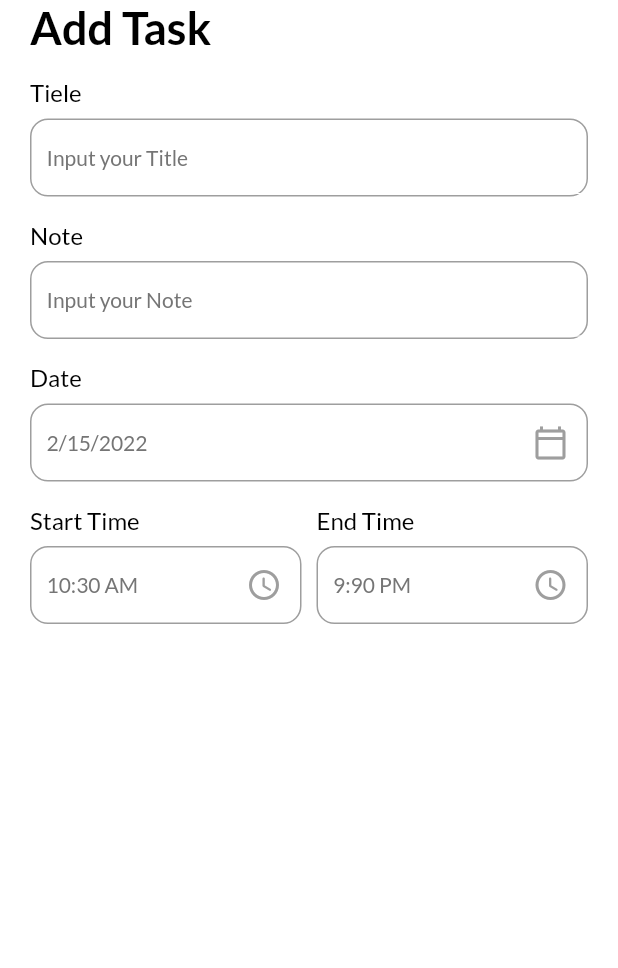
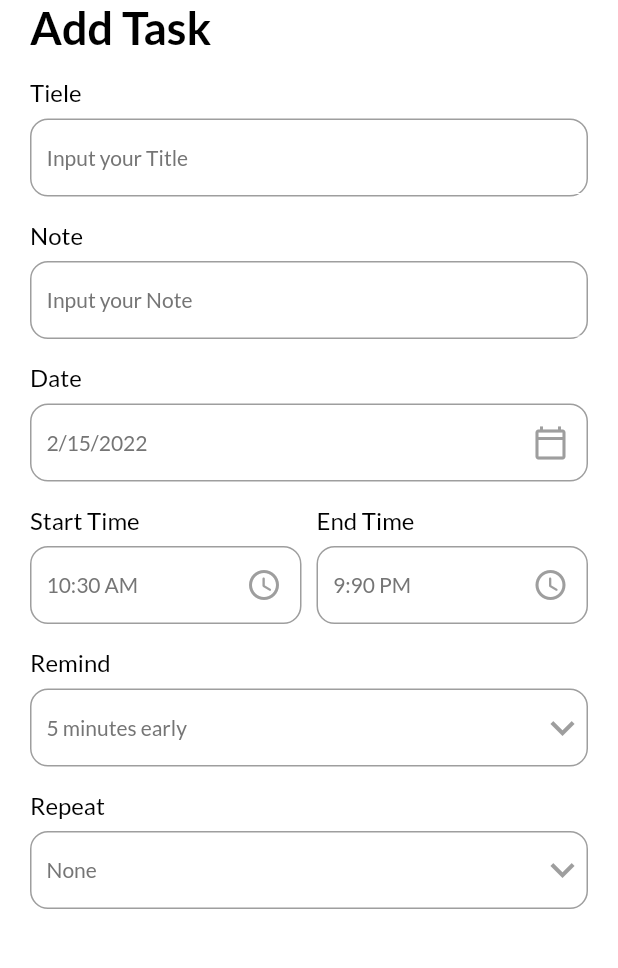
Before and after one commit to KasunHasanga/flutter_to_do, a Flutter app: the AddTaskPage screen opened directly, on a phone screen of 412 x 824 dp, the part 84-1052 px from its top. Run offline on Flutter 3.47's test engine with Material 2 defaults, Android fonts, the phone set to English and light mode, and no system bars; our stand-ins replace date_picker_timeline, flutter_local_notifications, get, get_storage, google_fonts, timezone; accounts and stored records are empty.

Commit message:
add reminder and repeate section

```diff
--- a/lib/ui/addTaskPage.dart
+++ b/lib/ui/addTaskPage.dart
@@ -17,6 +17,21 @@ class _AddTaskPageState extends State<AddTaskPage> {
   ///todo add 5 minuest to start time
   String _endTime = "9:90 PM";
   String _startTime = DateFormat('hh:mm a').format(DateTime.now()).toString();
+
+  //for reminder
+  int _selectedRemind =5;
+  List<int> remindList=[
+    5,10,15,20
+  ];
+
+  //for repeat
+  String _selectedRepeat="None";
+  List<String> repeatList=[
+    "None",
+  "Daily",
+  "Weekly",
+  "Monthly"
+  ];
 
   @override
   Widget build(BuildContext context) {
@@ -77,7 +92,47 @@ class _AddTaskPageState extends State<AddTaskPage> {
                     ),
                   )
                 ],
-              )
+              ),
+              MyInputField(title: "Remind",
+                hint: "$_selectedRemind minutes early",
+                widget: DropdownButton(
+                  icon: Icon(Icons.keyboard_arrow_down,color: Colors.grey,),
+                  iconSize: 32,
+                  elevation: 4,
+                  style: subTitleStyle,
+                  underline: Container(height: 0,),
+                  items: remindList.map<DropdownMenuItem<String>>((int value){
+                    return DropdownMenuItem<String>(
+                      value: value.toString(),
+                      child: Text(value.toString(),style: TextStyle(color: Colors.grey),),
+                    );
+                  }).toList(),
+                  onChanged: (String? value) {
+                    setState(() {
+                      _selectedRemind =int.parse(value!);
+                    });
+                  },
+                ),),
+              MyInputField(title: "Repeat",
+                hint: _selectedRepeat,
+                widget: DropdownButton(
+                  icon: const Icon(Icons.keyboard_arrow_down,color: Colors.grey,),
+                  iconSize: 32,
+                  elevation: 4,
+                  style: subTitleStyle,
+                  underline: Container(height: 0,),
+                  items: repeatList.map<DropdownMenuItem<String>>((String value){
+                    return DropdownMenuItem<String>(
+                      value: value,
+                      child: Text(value,style: TextStyle(color: Colors.grey),),
+                    );
+                  }).toList(),
+                  onChanged: (String? value) {
+                    setState(() {
+                      _selectedRepeat =value!;
+                    });
+                  },
+                ),),
             ],
           ),
         ),
```
